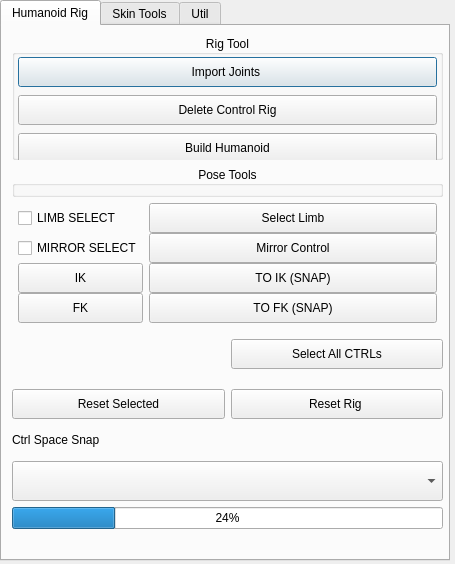
Before: the Qt Designer form python/ui/tools_window.ui in neilberard/AutoRig, drawn with Qt 5.
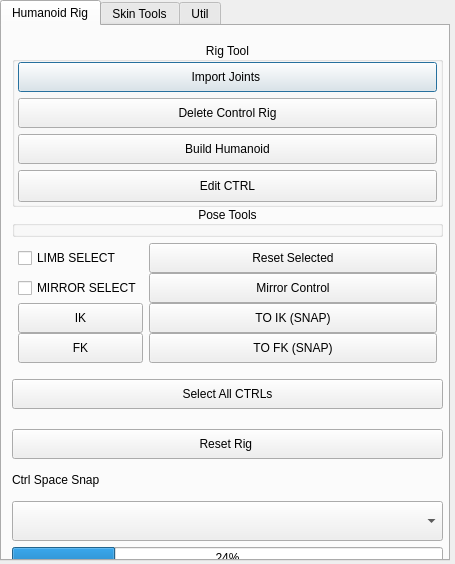
After: the same form once the commit is applied. Icons and pictures are not drawn.

Commit message: Added shape Axis Attr and shape Size Attr for ctrls

Diff of the .ui file:
```diff
--- a/python/ui/tools_window.ui
+++ b/python/ui/tools_window.ui
@@ -83,7 +83,7 @@
         <property name="minimumSize">
          <size>
           <width>200</width>
-          <height>125</height>
+          <height>165</height>
          </size>
         </property>
         <property name="maximumSize">
@@ -110,7 +110,7 @@
            <x>0</x>
            <y>20</y>
            <width>431</width>
-           <height>111</height>
+           <height>140</height>
           </rect>
          </property>
          <layout class="QVBoxLayout" name="verticalLayout_4">
@@ -159,6 +159,28 @@
             </property>
            </widget>
           </item>
+          <item>
+           <widget class="QPushButton" name="btn_fk_ctrls">
+            <property name="sizePolicy">
+             <sizepolicy hsizetype="Preferred" vsizetype="Preferred">
+              <horstretch>0</horstretch>
+              <verstretch>0</verstretch>
+             </sizepolicy>
+            </property>
+            <property name="minimumSize">
+             <size>
+              <width>0</width>
+              <height>30</height>
+             </size>
+            </property>
+            <property name="toolTip">
+             <string>Build FK controls on selected objects </string>
+            </property>
+            <property name="text">
+             <string>Edit CTRL</string>
+            </property>
+           </widget>
+          </item>
          </layout>
         </widget>
        </widget>
@@ -298,19 +320,6 @@
           </property>
          </widget>
         </item>
-        <item row="0" column="1">
-         <widget class="QPushButton" name="btn_select_limb">
-          <property name="minimumSize">
-           <size>
-            <width>0</width>
-            <height>30</height>
-           </size>
-          </property>
-          <property name="text">
-           <string>Select Limb</string>
-          </property>
-         </widget>
-        </item>
         <item row="1" column="1">
          <widget class="QPushButton" name="btn_mirror_ctrls">
           <property name="minimumSize">
@@ -324,6 +333,22 @@
           </property>
          </widget>
         </item>
+        <item row="0" column="1">
+         <widget class="QPushButton" name="btn_reset_selected">
+          <property name="minimumSize">
+           <size>
+            <width>0</width>
+            <height>30</height>
+           </size>
+          </property>
+          <property name="styleSheet">
+           <string notr="true"/>
+          </property>
+          <property name="text">
+           <string>Reset Selected</string>
+          </property>
+         </widget>
+        </item>
        </layout>
       </item>
       <item>
@@ -363,22 +388,6 @@
           </property>
          </widget>
         </item>
-        <item row="1" column="1">
-         <widget class="QPushButton" name="btn_reset_selected">
-          <property name="minimumSize">
-           <size>
-            <width>0</width>
-            <height>30</height>
-           </size>
-          </property>
-          <property name="styleSheet">
-           <string notr="true"/>
-          </property>
-          <property name="text">
-           <string>Reset Selected</string>
-          </property>
-         </widget>
-        </item>
        </layout>
       </item>
       <item>
@@ -634,28 +643,6 @@
             </property>
            </widget>
           </item>
-          <item row="0" column="1">
-           <widget class="QPushButton" name="btn_fk_ctrls">
-            <property name="sizePolicy">
-             <sizepolicy hsizetype="Preferred" vsizetype="Preferred">
-              <horstretch>0</horstretch>
-              <verstretch>0</verstretch>
-             </sizepolicy>
-            </property>
-            <property name="minimumSize">
-             <size>
-              <width>0</width>
-              <height>30</height>
-             </size>
-            </property>
-            <property name="toolTip">
-             <string>Build FK controls on selected objects </string>
-            </property>
-            <property name="text">
-             <string>Control Builder</string>
-            </property>
-           </widget>
-          </item>
           <item row="1" column="0">
            <widget class="QPushButton" name="btn_remove">
             <property name="minimumSize">
```
The commit also changes 3 other files.
